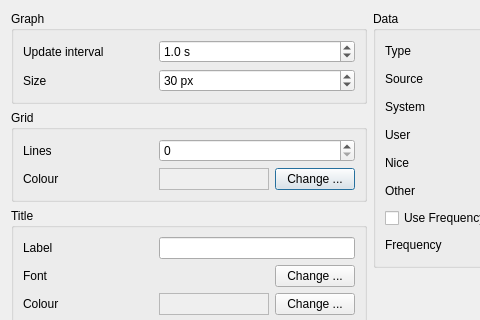
Before: the Qt Designer form plugin-sysstat/razorsysstatconfiguration.ui in lxqt/lxqt-panel, drawn with Qt 5; both pictures show x 0 to 480 and y 0 to 320 of the 740 by 408 pixel window.
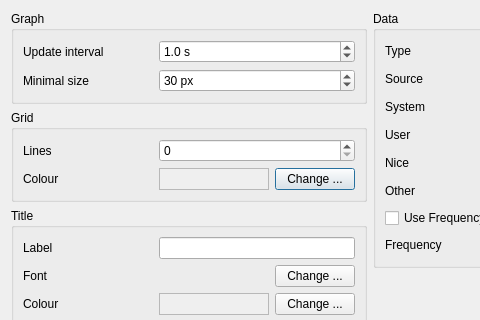
After: the same form once the commit is applied.

```diff
--- a/plugin-sysstat/razorsysstatconfiguration.ui
+++ b/plugin-sysstat/razorsysstatconfiguration.ui
@@ -37,7 +37,7 @@
           <item row="1" column="0">
            <widget class="QLabel" name="sizeL">
             <property name="text">
-             <string>Size</string>
+             <string>Minimal size</string>
             </property>
             <property name="buddy">
              <cstring>sizeSB</cstring>
```
